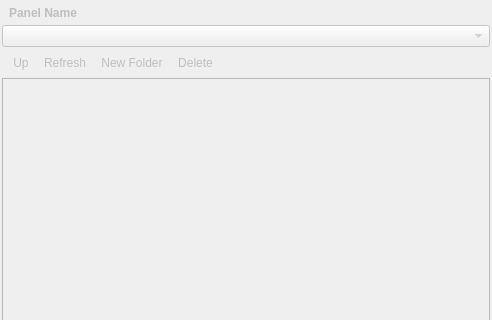
Old version of the form source/client/ui/file_transfer/file_panel.ui in the repository SammyEnigma/aspia; both pictures show x 0 to 492 and y 0 to 320 of the 492 by 553 pixel window.
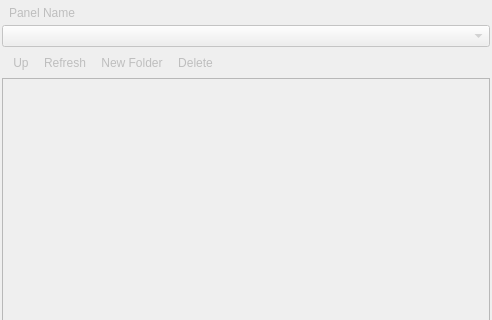
New version of the form. Icons and pictures are not drawn. Custom widgets are drawn as their Qt base class.

```diff
--- a/source/client/ui/file_transfer/file_panel.ui
+++ b/source/client/ui/file_transfer/file_panel.ui
@@ -35,7 +35,7 @@
    <item>
     <widget class="QLabel" name="label_name">
      <property name="styleSheet">
-      <string notr="true">QLabel { padding: 4px; font-weight: bold; }</string>
+      <string notr="true">QLabel { padding: 4px; }</string>
      </property>
      <property name="text">
       <string notr="true">Panel Name</string>
```
